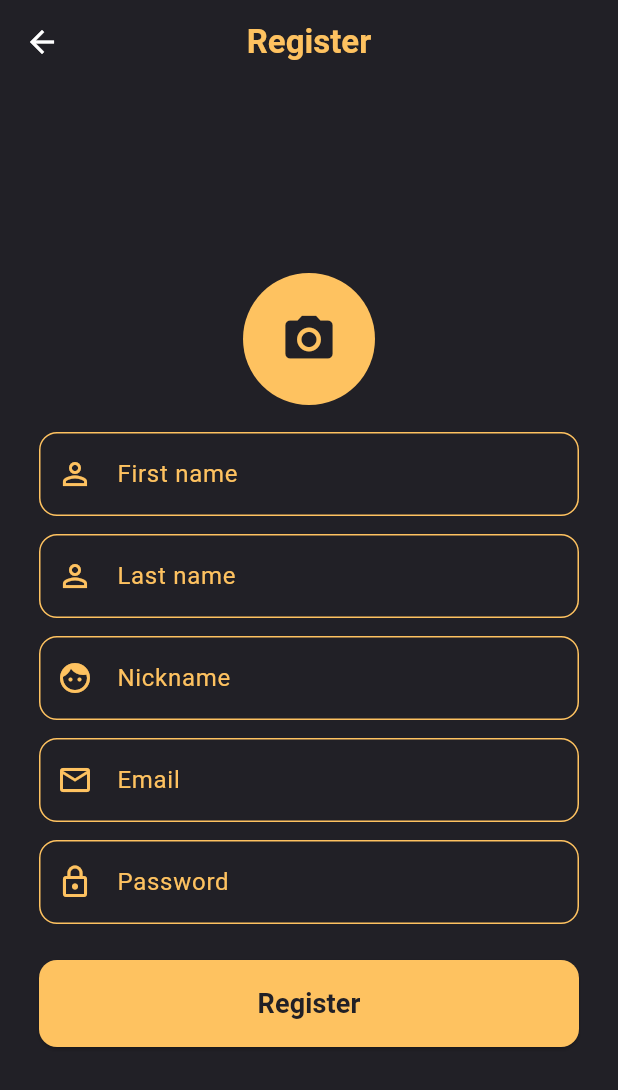
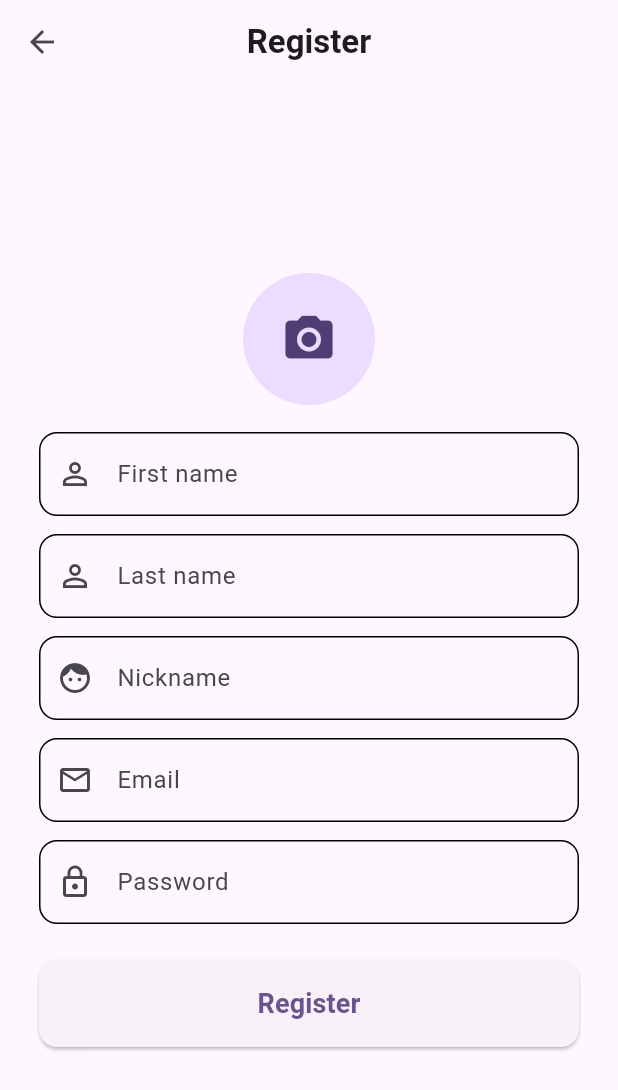
Before and after one commit to R3FA/joymodels-ui, a Flutter app: the screen it shows after launch, after a tap on "Register", on a phone screen of 412 x 824 dp. Shown: the top 1090 px of the screen. Run offline on Flutter 3.47's test engine with Material 3 defaults, Android fonts, the phone set to English and light mode, and no system bars; our stand-ins replace flutter_secure_storage, get_it, image_picker.

Commit message:
Application theme is now generated by material design

```diff
--- a/joymodels_mobile/lib/main.dart
+++ b/joymodels_mobile/lib/main.dart
@@ -1,5 +1,6 @@
 import 'package:flutter/material.dart';
 import 'package:joymodels_mobile/core/di/di.dart';
+import 'package:joymodels_mobile/ui/core/themes/themes.dart';
 import 'package:joymodels_mobile/ui/login_page/view_model/login_page_view_model.dart';
 import 'package:joymodels_mobile/ui/register_page/view_model/register_page_view_model.dart';
 import 'package:joymodels_mobile/ui/verify_page/view_model/verify_page_view_model.dart';
@@ -30,8 +31,9 @@ class JoyModelsApp extends StatelessWidget {
   Widget build(BuildContext context) {
     return MaterialApp(
       home: const WelcomePageScreen(),
-      darkTheme: ThemeData.dark(),
-      themeMode: ThemeMode.dark,
+      theme: ThemeManager.generateLightTheme(),
+      darkTheme: ThemeManager.generateDarkTheme(),
+      themeMode: ThemeMode.light,
     );
   }
 }
--- a/joymodels_mobile/lib/ui/core/themes/color_palette.dart
+++ /dev/null
@@ -1,6 +0,0 @@
-import 'package:flutter/material.dart';
-
-class ColorPallete {
-  static const Color darkBackground = Color(0xFF212026);
-  static const Color accent = Color(0xFFFEC260);
-}
--- /dev/null
+++ b/joymodels_mobile/lib/ui/core/themes/themes.dart
@@ -0,0 +1,41 @@
+import 'package:flutter/material.dart';
+
+abstract class ThemeManager {
+  static Color seedColor = const Color(0xFF5603AD);
+
+  static ThemeData generateLightTheme() {
+    return ThemeData(
+      colorScheme: ColorScheme.fromSeed(
+        seedColor: seedColor,
+        brightness: Brightness.light,
+      ),
+      useMaterial3: true,
+      listTileTheme: ListTileThemeData(
+        shape: RoundedRectangleBorder(
+          borderRadius: BorderRadius.circular(12.0),
+        ),
+      ),
+      textTheme: const TextTheme(
+        bodyMedium: TextStyle(fontWeight: FontWeight.normal),
+      ),
+    );
+  }
+
+  static ThemeData generateDarkTheme() {
+    return ThemeData(
+      colorScheme: ColorScheme.fromSeed(
+        seedColor: seedColor,
+        brightness: Brightness.dark,
+      ),
+      useMaterial3: true,
+      listTileTheme: ListTileThemeData(
+        shape: RoundedRectangleBorder(
+          borderRadius: BorderRadius.circular(12.0),
+        ),
+      ),
+      textTheme: const TextTheme(
+        bodyMedium: TextStyle(fontWeight: FontWeight.normal),
+      ),
+    );
+  }
+}
--- a/joymodels_mobile/lib/ui/core/ui/error_snack_bar.dart
+++ b/joymodels_mobile/lib/ui/core/ui/error_snack_bar.dart
@@ -3,7 +3,6 @@ import 'package:flutter/material.dart';
 void showErrorSnackBar(BuildContext context, String message) {
   ScaffoldMessenger.of(context).showSnackBar(
     SnackBar(
-      backgroundColor: Colors.red,
       content: Text(
         message,
         style: const TextStyle(fontSize: 18, fontWeight: FontWeight.bold),
--- a/joymodels_mobile/lib/ui/core/ui/form_input_decoration.dart
+++ b/joymodels_mobile/lib/ui/core/ui/form_input_decoration.dart
@@ -1,22 +1,20 @@
 import 'package:flutter/material.dart';
-import 'package:joymodels_mobile/ui/core/themes/color_palette.dart';
 
 InputDecoration formInputDecoration(String label, IconData icon) {
   return InputDecoration(
-    prefixIcon: Icon(icon, color: ColorPallete.accent),
+    prefixIcon: Icon(icon),
     labelText: label,
-    labelStyle: const TextStyle(color: ColorPallete.accent),
+    labelStyle: const TextStyle(),
     enabledBorder: OutlineInputBorder(
-      borderSide: const BorderSide(color: ColorPallete.accent),
+      borderSide: const BorderSide(),
       borderRadius: BorderRadius.circular(12),
     ),
     focusedBorder: OutlineInputBorder(
-      borderSide: const BorderSide(color: ColorPallete.accent, width: 2),
+      borderSide: const BorderSide(width: 2),
       borderRadius: BorderRadius.circular(12),
     ),
     errorMaxLines: 6,
     errorStyle: const TextStyle(
-      color: Colors.redAccent,
       fontWeight: FontWeight.bold,
       fontSize: 14,
       height: 1.0,
--- a/joymodels_mobile/lib/ui/core/ui/success_snack_bar.dart
+++ b/joymodels_mobile/lib/ui/core/ui/success_snack_bar.dart
@@ -3,7 +3,6 @@ import 'package:flutter/material.dart';
 void showSuccessSnackBar(BuildContext context, String message) {
   ScaffoldMessenger.of(context).showSnackBar(
     SnackBar(
-      backgroundColor: Colors.green,
       content: Text(
         message,
         style: const TextStyle(fontSize: 18, fontWeight: FontWeight.bold),
--- a/joymodels_mobile/lib/ui/register_page/widgets/register_page_screen.dart
+++ b/joymodels_mobile/lib/ui/register_page/widgets/register_page_screen.dart
@@ -3,8 +3,6 @@ import 'package:joymodels_mobile/ui/core/ui/form_input_decoration.dart';
 import 'package:joymodels_mobile/ui/core/ui/success_snack_bar.dart';
 import 'package:joymodels_mobile/ui/register_page/view_model/register_page_view_model.dart';
 import 'package:provider/provider.dart';
-
-import 'package:joymodels_mobile/ui/core/themes/color_palette.dart';
 
 class RegisterPageScreen extends StatelessWidget {
   const RegisterPageScreen({super.key});
@@ -14,17 +12,12 @@ class RegisterPageScreen extends StatelessWidget {
     final viewModel = context.watch<RegisterPageScreenViewModel>();
 
     return Scaffold(
-      backgroundColor: ColorPallete.darkBackground,
       appBar: AppBar(
-        backgroundColor: ColorPallete.darkBackground,
         elevation: 0,
-        iconTheme: const IconThemeData(color: Colors.white),
+        iconTheme: const IconThemeData(),
         title: const Text(
           'Register',
-          style: TextStyle(
-            color: ColorPallete.accent,
-            fontWeight: FontWeight.bold,
-          ),
+          style: TextStyle(fontWeight: FontWeight.bold),
         ),
         centerTitle: true,
       ),
@@ -42,16 +35,11 @@ class RegisterPageScreen extends StatelessWidget {
                   },
                   child: CircleAvatar(
                     radius: 44,
-                    backgroundColor: ColorPallete.accent,
                     backgroundImage: viewModel.userProfilePicture != null
                         ? FileImage(viewModel.userProfilePicture!)
                         : null,
                     child: viewModel.userProfilePicture == null
-                        ? const Icon(
-                            Icons.camera_alt,
-                            size: 38,
-                            color: ColorPallete.darkBackground,
-                          )
+                        ? const Icon(Icons.camera_alt, size: 38)
                         : null,
                   ),
                 ),
@@ -62,7 +50,6 @@ class RegisterPageScreen extends StatelessWidget {
                       child: Text(
                         viewModel.profilePictureErrorMessage!,
                         style: const TextStyle(
-                          color: Colors.red,
                           fontWeight: FontWeight.bold,
                           fontSize: 14,
                         ),
@@ -78,7 +65,7 @@ class RegisterPageScreen extends StatelessWidget {
                     Icons.person_outline,
                   ),
                   validator: viewModel.validateName,
-                  style: const TextStyle(color: Colors.white),
+                  style: const TextStyle(),
                 ),
                 const SizedBox(height: 12),
                 TextFormField(
@@ -87,7 +74,7 @@ class RegisterPageScreen extends StatelessWidget {
                     'Last name',
                     Icons.person_outline,
                   ),
-                  style: const TextStyle(color: Colors.white),
+                  style: const TextStyle(),
                   validator: (lastName) =>
                       (lastName == null || lastName.trim().isEmpty)
                       ? null
@@ -98,7 +85,7 @@ class RegisterPageScreen extends StatelessWidget {
                   controller: viewModel.nicknameController,
                   decoration: formInputDecoration('Nickname', Icons.face),
                   validator: viewModel.validateNickname,
-                  style: const TextStyle(color: Colors.white),
+                  style: const TextStyle(),
                 ),
                 const SizedBox(height: 12),
                 TextFormField(
@@ -109,7 +96,7 @@ class RegisterPageScreen extends StatelessWidget {
                   ),
                   keyboardType: TextInputType.emailAddress,
                   validator: viewModel.validateEmail,
-                  style: const TextStyle(color: Colors.white),
+                  style: const TextStyle(),
                 ),
                 const SizedBox(height: 12),
                 TextFormField(
@@ -120,7 +107,7 @@ class RegisterPageScreen extends StatelessWidget {
                   ),
                   obscureText: true,
                   validator: viewModel.validatePassword,
-                  style: const TextStyle(color: Colors.white),
+                  style: const TextStyle(),
                 ),
                 const SizedBox(height: 24),
                 if (viewModel.responseErrorMessage != null)
@@ -129,7 +116,6 @@ class RegisterPageScreen extends StatelessWidget {
                     child: Text(
                       viewModel.responseErrorMessage!,
                       style: const TextStyle(
-                        color: Colors.red,
                         fontWeight: FontWeight.bold,
                         fontSize: 15,
                       ),
@@ -140,7 +126,6 @@ class RegisterPageScreen extends StatelessWidget {
                   width: double.infinity,
                   child: ElevatedButton(
                     style: ElevatedButton.styleFrom(
-                      backgroundColor: ColorPallete.accent,
                       shape: RoundedRectangleBorder(
                         borderRadius: BorderRadius.circular(12),
                       ),
@@ -162,15 +147,11 @@ class RegisterPageScreen extends StatelessWidget {
                         ? const SizedBox(
                             height: 22,
                             width: 22,
-                            child: CircularProgressIndicator(
-                              color: ColorPallete.darkBackground,
-                              strokeWidth: 2.6,
-                            ),
+                            child: CircularProgressIndicator(strokeWidth: 2.6),
                           )
                         : const Text(
                             'Register',
                             style: TextStyle(
-                              color: ColorPallete.darkBackground,
                               fontSize: 18,
                               fontWeight: FontWeight.bold,
                             ),
--- a/joymodels_mobile/lib/ui/welcome_page/widgets/welcome_page_screen.dart
+++ b/joymodels_mobile/lib/ui/welcome_page/widgets/welcome_page_screen.dart
@@ -1,5 +1,4 @@
 import 'package:flutter/material.dart';
-import 'package:joymodels_mobile/ui/core/themes/color_palette.dart';
 import 'package:provider/provider.dart';
 import '../view_model/welcome_page_view_model.dart';
 
@@ -11,7 +10,6 @@ class WelcomePageScreen extends StatelessWidget {
     final viewModel = context.watch<WelcomePageViewModel>();
 
     return Scaffold(
-      backgroundColor: ColorPallete.darkBackground,
       body: Center(
         child: Column(
           mainAxisAlignment: MainAxisAlignment.center,
@@ -21,7 +19,6 @@ class WelcomePageScreen extends StatelessWidget {
               style: TextStyle(
                 fontSize: 38,
                 fontWeight: FontWeight.bold,
-                color: ColorPallete.accent,
                 letterSpacing: 1.3,
               ),
             ),
@@ -30,7 +27,7 @@ class WelcomePageScreen extends StatelessWidget {
 
             Text(
               "Explore awesome 3D models & artists!",
-              style: TextStyle(fontSize: 18, color: Colors.white70),
+              style: TextStyle(fontSize: 18),
               textAlign: TextAlign.center,
             ),
 
@@ -41,7 +38,7 @@ class WelcomePageScreen extends StatelessWidget {
                 padding: const EdgeInsets.only(bottom: 12),
                 child: Text(
                   viewModel.errorMessage!,
-                  style: const TextStyle(color: Colors.red, fontSize: 16),
+                  style: const TextStyle(fontSize: 16),
                   textAlign: TextAlign.center,
                 ),
               ),
@@ -49,17 +46,13 @@ class WelcomePageScreen extends StatelessWidget {
             if (viewModel.isLoading)
               const Padding(
                 padding: EdgeInsets.only(bottom: 20),
-                child: CircularProgressIndicator(color: ColorPallete.accent),
+                child: CircularProgressIndicator(),
               ),
 
             SizedBox(
               width: 220,
               child: ElevatedButton(
                 style: ElevatedButton.styleFrom(
-                  backgroundColor: ColorPallete.accent,
-                  shape: RoundedRectangleBorder(
-                    borderRadius: BorderRadius.circular(12),
-                  ),
                   padding: const EdgeInsets.symmetric(vertical: 16),
                 ),
                 onPressed: viewModel.isLoading
@@ -67,11 +60,7 @@ class WelcomePageScreen extends StatelessWidget {
                     : () => viewModel.onLoginPressed(context),
                 child: Text(
                   "Login",
-                  style: TextStyle(
-                    color: ColorPallete.darkBackground,
-                    fontSize: 18,
-                    fontWeight: FontWeight.bold,
-                  ),
+                  style: TextStyle(fontSize: 18, fontWeight: FontWeight.bold),
                 ),
               ),
             ),
@@ -80,12 +69,8 @@ class WelcomePageScreen extends StatelessWidget {
 
             SizedBox(
               width: 220,
-              child: OutlinedButton(
-                style: OutlinedButton.styleFrom(
-                  side: BorderSide(color: ColorPallete.accent, width: 2),
-                  shape: RoundedRectangleBorder(
-                    borderRadius: BorderRadius.circular(12),
-                  ),
+              child: FilledButton.tonal(
+                style: FilledButton.styleFrom(
                   padding: const EdgeInsets.symmetric(vertical: 16),
                 ),
                 onPressed: viewModel.isLoading
@@ -93,11 +78,7 @@ class WelcomePageScreen extends StatelessWidget {
                     : () => viewModel.onRegisterPressed(context),
                 child: Text(
                   "Register",
-                  style: TextStyle(
-                    color: ColorPallete.accent,
-                    fontSize: 18,
-                    fontWeight: FontWeight.bold,
-                  ),
+                  style: TextStyle(fontSize: 18, fontWeight: FontWeight.bold),
                 ),
               ),
             ),
```
Also changed, not shown: joymodels_mobile/lib/ui/login_page/widgets/login_page_screen.dart (+5 -24 lines), joymodels_mobile/lib/ui/verify_page/widgets/verify_page_screen.dart (+6 -34 lines).
